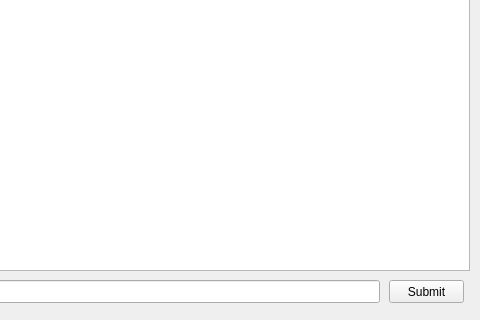
Above: src/GUI/ConsoleTab.ui from larn503/CSNZ_Server before the change; both pictures show x 211 to 691 and y 130 to 450 of the 691 by 450 pixel window. Below: the same form after it.
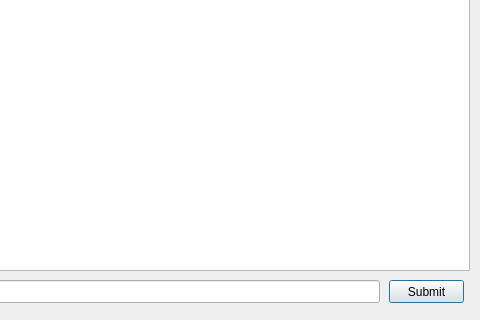
That is the form after the change.

Patch:
```diff
--- a/src/GUI/ConsoleTab.ui
+++ b/src/GUI/ConsoleTab.ui
@@ -45,10 +45,10 @@
     <string>Submit</string>
    </property>
    <property name="autoDefault">
-    <bool>true</bool>
+    <bool>false</bool>
    </property>
    <property name="default">
-    <bool>false</bool>
+    <bool>true</bool>
    </property>
   </widget>
   <widget class="QLineEdit" name="Entry">
```
